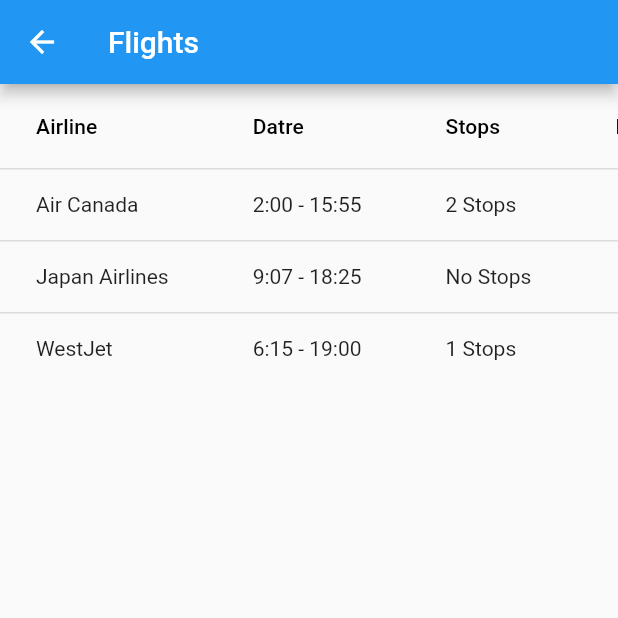
After one commit to tilovashahrin/travel-itinerary, a Flutter app: the flightInfo screen opened directly, on a phone screen of 412 x 824 dp, the top half of it. The commit adds this screen. Run offline on Flutter 3.47's test engine with Material 2 defaults, Android fonts, the phone set to English and light mode, and no system bars; our stand-ins replace cloud_firestore, firebase_core, flutter_local_notifications, shared_preferences, sqflite, timezone; missing offline and left inert: date_range_picker, time_range_picker; accounts and stored records are empty; statements that could not run were skipped.

Commit message:
data tables

```diff
--- /dev/null
+++ b/travel_app/lib/home_screen/flightInfo.dart
@@ -0,0 +1,60 @@
+import 'package:flutter/material.dart';
+
+class flightInfo extends StatefulWidget{
+
+  @override
+  _flightInfoState createState() => _flightInfoState();
+}
+
+class _flightInfoState extends State<flightInfo>{
+
+  Widget build(BuildContext context){
+    return Scaffold(
+      appBar: AppBar(
+        title: Text('Flights'),
+      ),
+      body:SingleChildScrollView(
+        scrollDirection: Axis.horizontal,
+        child:
+        DataTable(
+          sortColumnIndex: 0,
+          sortAscending: true,
+          columns: [
+            DataColumn(label: Text('Airline')),
+            DataColumn(label: Text('Datre')),
+            DataColumn(label: Text('Stops')),
+            DataColumn(
+              label: Text('Price (CAD)'),
+              numeric: true,
+            ),
+          ],
+          rows: [
+            DataRow(cells: [
+              DataCell(
+                  Text(
+                    'Air Canada',
+
+                  ),
+              ),
+              DataCell(Text('2:00 - 15:55')),
+              DataCell(Text('2 Stops')),
+              DataCell(Text('987')),
+            ]),
+            DataRow(cells: [
+              DataCell(Text('Japan Airlines')),
+              DataCell(Text('9:07 - 18:25')),
+              DataCell(Text('No Stops')),
+              DataCell(Text('1203')),
+            ]),
+            DataRow(cells: [
+              DataCell(Text('WestJet')),
+              DataCell(Text('6:15 - 19:00')),
+              DataCell(Text('1 Stops')),
+              DataCell(Text('1007')),
+            ]),
+          ],
+        ),
+      ),
+    );
+  }
+}
--- a/travel_app/lib/home_screen/main_screen.dart
+++ b/travel_app/lib/home_screen/main_screen.dart
@@ -1,12 +1,12 @@
 import 'package:flutter/material.dart';
 import 'package:flutter/rendering.dart';
+import 'package:travel_app/trip_manager/add_trip.dart';
 import '../login_screen.dart';
 import 'timeline.dart';
 import '../like_screen.dart';
 import '../trip_manager/view_trip_list.dart';
 import 'appbar_body.dart'; //had to change this to run -riya
 import 'popularPlaces.dart';
-import 'package:travel_app/signup_screen.dart';
 import 'package:travel_app/login_screen.dart';
 
 class MainScreen extends StatefulWidget {
@@ -120,7 +120,7 @@
                 Navigator.push(
                   context,
                   MaterialPageRoute(
-                    //builder: (context) => _EventScreen(),
+                    builder: (context) => AddTrip(),
                   ),
                 );
               },
--- a/travel_app/lib/home_screen/popularPlaces.dart
+++ b/travel_app/lib/home_screen/popularPlaces.dart
@@ -4,6 +4,7 @@
 import 'JapanPreview.dart';
 import 'LondonPreview.dart';
 import 'BrazilPreview.dart';
+import 'flightInfo.dart';
 
 class PopularPlaces extends StatelessWidget{
   const PopularPlaces({Key key}) : super(key: key);
@@ -22,7 +23,7 @@
             Padding(
               padding: EdgeInsets.only(left: 20.0),
               child: JapanPreview(
-                press: (){},
+                //press: (){},
               ),
             ),
             Padding(
--- a/travel_app/lib/main.dart
+++ b/travel_app/lib/main.dart
@@ -9,7 +9,8 @@
 import 'home_screen/main_screen.dart';
 import 'package:flutter_localizations/flutter_localizations.dart';
 import 'package:firebase_core/firebase_core.dart';
-//AuthService appAuth = new AuthService();
+
+
 void main() => runApp(MyApp());
 
 class MyApp extends StatefulWidget {
@@ -68,7 +69,7 @@
           }
           return supportedLocales.first;
         },
-        home: MainScreen(),
+        home: LoginScreen(),
         routes: {
           SignupScreen.routeName: (ctx)=> SignupScreen(),
           LoginScreen.routeName: (ctx)=> LoginScreen(),
--- a/travel_app/pubspec.yaml
+++ b/travel_app/pubspec.yaml
@@ -38,6 +38,12 @@
   provider: ^4.0.4
   flutter_localizations: # Add this line
     sdk: flutter
+  flutter_map:
+  latlong:
+  geolocator:
+  google_maps_flutter:
+  geocoder:
+
 
 dev_dependencies:
   flutter_test:
```
Also changed, not shown: travel_app/lib/home_screen/JapanPreview.dart (+9 -3 lines), travel_app/lib/home_screen/searchBar.dart (+4 -4 lines), travel_app/images/aircanada.png (added), travel_app/images/japanairlines.png (added), travel_app/images/westjet.png (added), travel_app/pubspec.lock.
